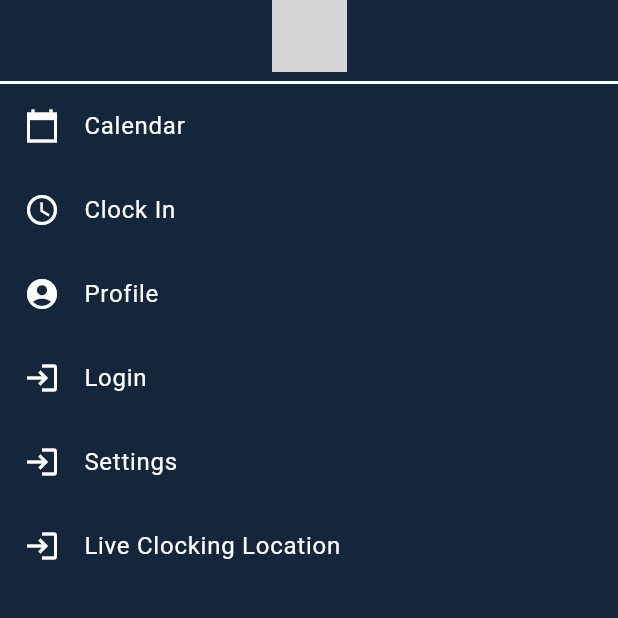
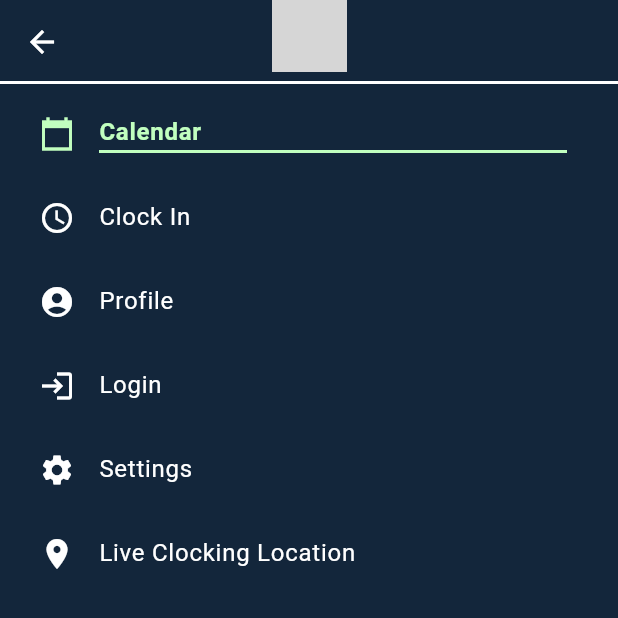
Before and after one commit to Strouwi-BV/buildbase_app_flutter, a Flutter app: the CalendarScreen screen opened by its route, after a tap on the "menu" icon, on a phone screen of 412 x 824 dp, the top half of it. Run offline on Flutter 3.47's test engine with Material 3 defaults, Android fonts, the light colour scheme and no system bars; our stand-ins replace email_validator, flutter_dotenv, flutter_map, flutter_secure_storage, geocoding, geolocator and 3 more; accounts and stored records are empty; network calls fail; grey boxes are pictures that could not be loaded.

Commit message:
Able to see which page you came from on the menu

```diff
--- a/lib/main.dart
+++ b/lib/main.dart
@@ -26,8 +26,6 @@ void main() async {
   runApp(MyApp());
 }
 
-//bib@bib.be
-//Test123
 class MyApp extends StatelessWidget {
   @override
   Widget build(BuildContext context) {
@@ -40,10 +38,7 @@ class MyApp extends StatelessWidget {
 
 final GoRouter _router = GoRouter(
   routes: [
-    GoRoute(
-      path: '/',
-      builder: (context, state) => ClockInScreen()
-    ),
+    GoRoute(path: '/', builder: (context, state) => LoginScreen()),
     GoRoute(
       path: '/calendar',
       builder: (context, state) {
@@ -51,10 +46,7 @@ final GoRouter _router = GoRouter(
         return CalendarScreen(data: data ?? "No data here");
       },
     ),
-    GoRoute(
-      path: '/clock-in',
-      builder: (context, state) => ClockInScreen()
-    ),
+    GoRoute(path: '/clock-in', builder: (context, state) => ClockInScreen()),
     GoRoute(
       path: '/profile/:userId',
       builder: (context, state) {
@@ -66,10 +58,7 @@ final GoRouter _router = GoRouter(
       path: '/change-image',
       builder: (context, state) => ChangeImageScreen(),
     ),
-    GoRoute(
-      path: '/menu',
-      builder: (context, state) => MenuScreen()
-    ),
+    GoRoute(path: '/menu', builder: (context, state) => MenuScreen()),
     GoRoute(
       path: '/log-in',
       builder: (context, state) {
@@ -94,73 +83,89 @@ final GoRouter _router = GoRouter(
         return const LiveClockingLocationScreen();
       },
     ),
-
-
   ],
 );
 
-Widget buildMenuItems(BuildContext context) {
+Widget buildMenuItems(BuildContext context, String currentRoute) {
   return Container(
-    color: const Color(
-      0xff13263B,
-    ), // Voeg hier de gewenste achtergrondkleur toe
+    color: const Color(0xff13263B),
+    padding: const EdgeInsets.only(left: 10, right: 10, top: 5, bottom: 5),
     child: Column(
       children: [
-        ListTile(
-          iconColor: Colors.white,
-          textColor: Colors.white,
-          leading: const Icon(Icons.calendar_today_sharp),
-          title: const Text('Calendar'),
-          onTap: () {
-            context.go('/calendar', extra: "Meeting at 11:30 AM");
-          },
+        _buildMenuItem(
+          context,
+          icon: Icons.calendar_today_sharp,
+          title: 'Calendar',
+          route: '/calendar',
+          isActive: currentRoute == '/calendar',
         ),
-        ListTile(
-          iconColor: Colors.white,
-          textColor: Colors.white,
-          leading: const Icon(Icons.access_time_outlined),
-          title: const Text('Clock In'),
-          onTap: () {
-            context.go('/clock-in');
-          },
+        _buildMenuItem(
+          context,
+          icon: Icons.access_time_outlined,
+          title: 'Clock In',
+          route: '/clock-in',
+          isActive: currentRoute == '/clock-in',
         ),
-        ListTile(
-          iconColor: Colors.white,
-          textColor: Colors.white,
-          leading: const Icon(Icons.account_circle),
-          title: const Text('Profile'),
-          onTap: () {
-            context.go('/profile/1');
-          },
+        _buildMenuItem(
+          context,
+          icon: Icons.account_circle,
+          title: 'Profile',
+          route: '/profile/1',
+          isActive: currentRoute.startsWith('/profile'),
         ),
-        ListTile(
-          iconColor: Colors.white,
-          textColor: Colors.white,
-          leading: const Icon(Icons.login),
-          title: const Text('Login'),
-          onTap: () {
-            context.go('/log-in');
-          },
+        _buildMenuItem(
+          context,
+          icon: Icons.login,
+          title: 'Login',
+          route: '/log-in',
+          isActive: currentRoute == '/log-in',
         ),
-        ListTile(
-          iconColor: Colors.white,
-          textColor: Colors.white,
-          leading: const Icon(Icons.login),
-          title: const Text('Settings'),
-          onTap: () {
-            context.go('/settings');
-          },
+        _buildMenuItem(
+          context,
+          icon: Icons.settings,
+          title: 'Settings',
+          route: '/settings',
+          isActive: currentRoute == '/settings',
         ),
-        ListTile(
-          iconColor: Colors.white,
-          textColor: Colors.white,
-          leading: const Icon(Icons.login),
-          title: const Text('Live Clocking Location'),
-          onTap: () {
-            context.go('/live-clocking-location');
-          },
+        _buildMenuItem(
+          context,
+          icon: Icons.location_on,
+          title: 'Live Clocking Location',
+          route: '/live-clocking-location',
+          isActive: currentRoute == '/live-clocking-location',
         ),
       ],
     ),
   );
 }
+
+Widget _buildMenuItem(
+  BuildContext context, {
+  required IconData icon,
+  required String title,
+  required String route,
+  required bool isActive,
+}) {
+  return ListTile(
+    iconColor: isActive ? const Color(0xFFc1ffbf) : Colors.white,
+    textColor: isActive ? const Color(0xFFc1ffbf) : Colors.white,
+    leading: Icon(icon),
+    title:
+        isActive
+            ? Container(
+              decoration: BoxDecoration(
+                border: Border(
+                  bottom: BorderSide(color: const Color(0xFFc1ffbf), width: 2),
+                ),
+              ),
+              child: Text(
+                title,
+                style: const TextStyle(fontWeight: FontWeight.bold),
+              ),
+            )
+            : Text(title),
+    onTap: () {
+      context.go(route);
+    },
+  );
+}
--- a/lib/screens/header_bar_screen.dart
+++ b/lib/screens/header_bar_screen.dart
@@ -11,7 +11,6 @@ class HeaderBar extends StatefulWidget implements PreferredSizeWidget {
 
   @override
   Size get preferredSize => const Size.fromHeight(kToolbarHeight);
-
 }
 
 class _HeaderBarState extends State<HeaderBar> {
@@ -55,7 +54,9 @@ class _HeaderBarState extends State<HeaderBar> {
           return IconButton(
             icon: const Icon(Icons.menu),
             onPressed: () {
-              GoRouter.of(context).go('/menu');
+              String currentRoute = GoRouterState.of(context).matchedLocation;
+              print(currentRoute);
+              GoRouter.of(context).push('/menu', extra: currentRoute);
             },
           );
         },
--- a/lib/screens/menu_screen.dart
+++ b/lib/screens/menu_screen.dart
@@ -1,11 +1,14 @@
 import 'package:flutter/material.dart';
 import 'package:buildbase_app_flutter/main.dart'; // Zorg ervoor dat buildHeader en buildMenuItems zijn geïmporteerd
+import 'package:go_router/go_router.dart';
 
 class MenuScreen extends StatelessWidget {
   const MenuScreen({super.key});
 
   @override
   Widget build(BuildContext context) {
+    final String currentRoute = GoRouterState.of(context).extra as String;
+
     return Scaffold(
       backgroundColor: const Color(0xff13263B),
       appBar: AppBar(
@@ -19,11 +22,15 @@ class MenuScreen extends StatelessWidget {
           ),
         ),
         centerTitle: true,
+        leading: IconButton(
+          icon: const Icon(Icons.arrow_back, color: Colors.white),
+          onPressed: () => GoRouter.of(context).pop(),
+        ),
       ),
       body: SingleChildScrollView(
         child: Column(
           crossAxisAlignment: CrossAxisAlignment.stretch,
-          children: <Widget>[buildMenuItems(context)],
+          children: <Widget>[buildMenuItems(context, currentRoute)],
         ),
       ),
     );
--- a/lib/service/api_service.dart
+++ b/lib/service/api_service.dart
@@ -231,24 +231,19 @@ class ApiService {
     }
     return null;
   }
+
   Future<void> logout() async {
     await _secureStorage.deleteAllData();
   }
 
   //GET /clockings/temp-work
   Future<ClockingTempWorkResponse?> getTempWork() async {
-
     String? token = await _secureStorage.readData('token');
 
-
     final url = Uri.parse('$_baseUrl/clockings/temp-work');
-    final headers = {
-      'Authorization' : 'Bearer $token',
-    };
-
+    final headers = {'Authorization': 'Bearer $token'};
 
     try {
-
       final response = await http.get(url, headers: headers);
       print('In tempwork try');
       print('Statuscode: ${response.statusCode}');
@@ -256,24 +251,37 @@ class ApiService {
       if (response.statusCode == 200) {
         final jsonResponse = jsonDecode(response.body);
         final tempWorkClockIn = ClockingTempWorkResponse.fromJson(jsonResponse);
-        final String startTimeJson = json.encode(tempWorkClockIn.startTime.toJson());
+        final String startTimeJson = json.encode(
+          tempWorkClockIn.startTime.toJson(),
+        );
         final String endTimeJson = json.encode(tempWorkClockIn.endTime);
-        final String locationJson = json.encode(tempWorkClockIn.clockingLocation);
+        final String locationJson = json.encode(
+          tempWorkClockIn.clockingLocation,
+        );
         final String fullResponse = json.encode(tempWorkClockIn.toJson());
 
         await _secureStorage.writeData('id', tempWorkClockIn.id);
         await _secureStorage.writeData('userId', tempWorkClockIn.userId);
-        await _secureStorage.writeData('clockingType', tempWorkClockIn.clockingType);
+        await _secureStorage.writeData(
+          'clockingType',
+          tempWorkClockIn.clockingType,
+        );
         await _secureStorage.writeData('day', tempWorkClockIn.day);
         await _secureStorage.writeData('comment', tempWorkClockIn.comment);
         await _secureStorage.writeData('startTime', startTimeJson);
         await _secureStorage.writeData('endTime', endTimeJson);
         await _secureStorage.writeData('clientId', tempWorkClockIn.clientId);
         await _secureStorage.writeData('projectId', tempWorkClockIn.projectId);
-        await _secureStorage.writeData('breakTime', tempWorkClockIn.breakTime.toString());
+        await _secureStorage.writeData(
+          'breakTime',
+          tempWorkClockIn.breakTime.toString(),
+        );
         await _secureStorage.writeData('clockingLocation', locationJson);
 
-        await _secureStorage.writeData('clockingTempWorkResponse', fullResponse);
+        await _secureStorage.writeData(
+          'clockingTempWorkResponse',
+          fullResponse,
+        );
 
         return tempWorkClockIn;
       } else {
@@ -281,8 +289,8 @@ class ApiService {
         return null;
       }
     } catch (e) {
-        print('Error fetching data $e');
-        return null;
+      print('Error fetching data $e');
+      return null;
     }
   }
 }
--- a/pubspec.yaml
+++ b/pubspec.yaml
@@ -48,8 +48,6 @@ dependencies:
   json_annotation: ^4.9.0
   geocoding: ^3.0.0
   permission_handler: ^11.4.0
-
-
 
 dev_dependencies:
   flutter_test:
```
